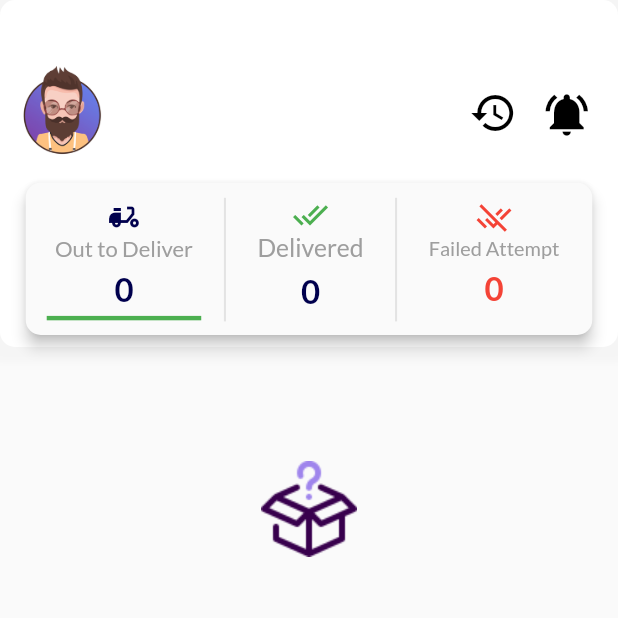
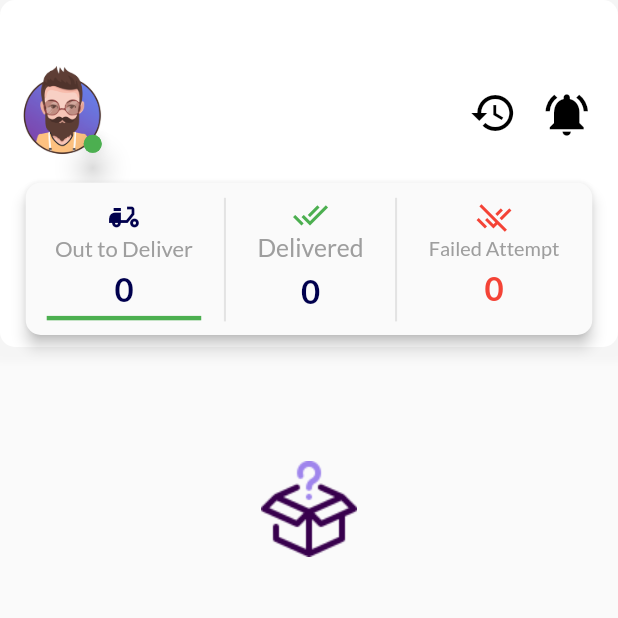
Before and after one commit to DiaEddineMekharbeche/ColiReliDriver, a Flutter app: the screen it shows after launch, on a phone screen of 412 x 824 dp, the top half of it. Run offline on Flutter 3.47's test engine with Material 2 defaults, Android fonts, the phone set to English and light mode, and no system bars; drawn by our look-alikes of badges, bottom_navy_bar, flutter_speed_dial; our stand-ins replace animated_bottom_navigation_bar, animated_splash_screen, barcode_widget, equatable, flutter_bloc, font_awesome_flutter and 4 more; missing offline and left inert: flutter_barcode_scanner; accounts and stored records are empty.

Commit message:
fixed Translate_Fr.dart fixed size view

```diff
--- a/lib/Constants/Translate_Fr.dart
+++ b/lib/Constants/Translate_Fr.dart
@@ -80,6 +80,7 @@ const Map<String,String> fr ={
   'Delivered Shipment Details':'Les Colis livrés',
   'Reasons':'Les Raisons',
   'Select the key of reason':'Sélectionnez la clé',
+  'Available':'Disponible',
 
 
 
--- a/lib/UI/Dashboard.dart
+++ b/lib/UI/Dashboard.dart
@@ -162,7 +162,17 @@ class _DashboardState extends State<Dashboard> with SingleTickerProviderStateMix
                             child: Row(
                               mainAxisAlignment: MainAxisAlignment.start,
                               children: [
-                                Padding(
+
+
+                                Badge(elevation: 8,borderSide: BorderSide(width: 1,color: Colors.green),
+
+                                  position: BadgePosition.bottomEnd(bottom: 8,end:8),
+                                  animationDuration: Duration(milliseconds: 300),
+                                  animationType: BadgeAnimationType.slide,
+                                  shape: BadgeShape.circle,
+                                  badgeColor:  Colors.green ,
+                                  padding: EdgeInsets.all(6),
+                                  child: Padding(
                                     padding: const EdgeInsets.only(left: 2),
                                     child: new Container(
 
@@ -176,6 +186,9 @@ class _DashboardState extends State<Dashboard> with SingleTickerProviderStateMix
                                                   'assets/profile_pic.png'),
                                               fit: BoxFit.fill,
                                             ))),
+
+
+                                  ),
                                 ),
                                 Container(
 
```
Lines whose indentation alone changed are shown as unchanged.
